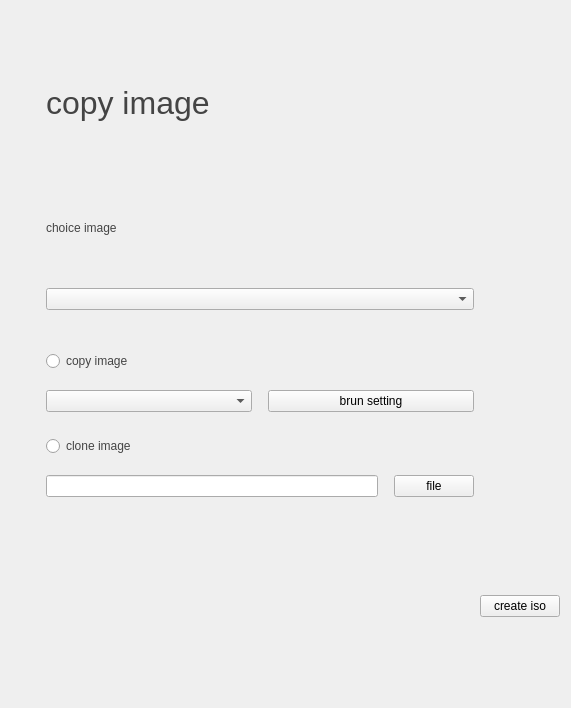
Qt form p_copy.ui (XingWei-Liu/qt-burner) before a commit.
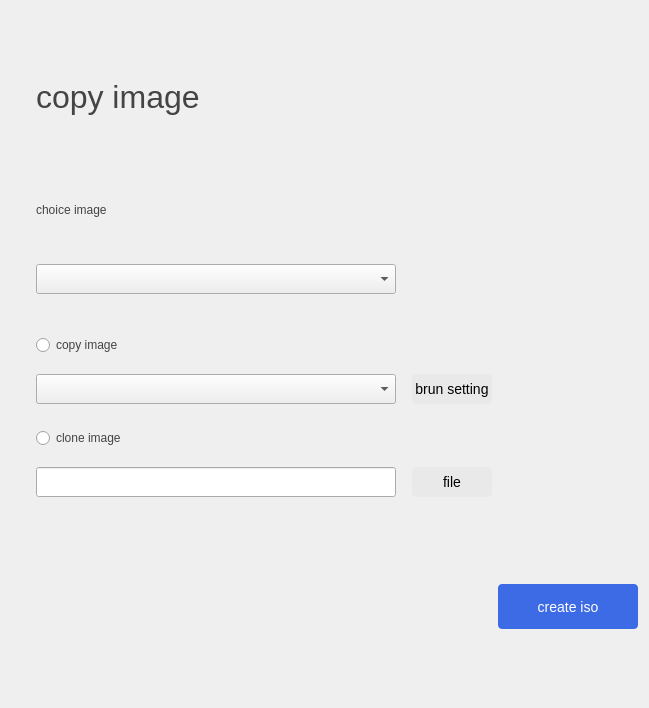
The same form after that commit.

Patch:
```diff
--- a/p_copy.ui
+++ b/p_copy.ui
@@ -24,7 +24,7 @@
      </property>
      <property name="sizeHint" stdset="0">
       <size>
-       <width>35</width>
+       <width>25</width>
        <height>20</height>
       </size>
      </property>
@@ -106,7 +106,26 @@
       </spacer>
      </item>
      <item>
-      <widget class="QComboBox" name="comboBox_2"/>
+      <widget class="QComboBox" name="comboBox_2">
+       <property name="minimumSize">
+        <size>
+         <width>360</width>
+         <height>30</height>
+        </size>
+       </property>
+       <property name="maximumSize">
+        <size>
+         <width>360</width>
+         <height>30</height>
+        </size>
+       </property>
+       <property name="baseSize">
+        <size>
+         <width>360</width>
+         <height>30</height>
+        </size>
+       </property>
+      </widget>
      </item>
      <item>
       <spacer name="verticalSpacer_2">
@@ -153,7 +172,26 @@
      <item>
       <layout class="QHBoxLayout" name="horizontalLayout_2">
        <item>
-        <widget class="QComboBox" name="comboBox"/>
+        <widget class="QComboBox" name="comboBox">
+         <property name="minimumSize">
+          <size>
+           <width>360</width>
+           <height>30</height>
+          </size>
+         </property>
+         <property name="maximumSize">
+          <size>
+           <width>360</width>
+           <height>30</height>
+          </size>
+         </property>
+         <property name="baseSize">
+          <size>
+           <width>360</width>
+           <height>30</height>
+          </size>
+         </property>
+        </widget>
        </item>
        <item>
         <spacer name="horizontalSpacer_2">
@@ -173,6 +211,29 @@
        </item>
        <item>
         <widget class="QPushButton" name="burn_setting">
+         <property name="minimumSize">
+          <size>
+           <width>80</width>
+           <height>30</height>
+          </size>
+         </property>
+         <property name="maximumSize">
+          <size>
+           <width>80</width>
+           <height>30</height>
+          </size>
+         </property>
+         <property name="baseSize">
+          <size>
+           <width>80</width>
+           <height>30</height>
+          </size>
+         </property>
+         <property name="styleSheet">
+          <string notr="true">QPushButton{background-color:rgb(233, 233, 233);font: 14px;border-radius: 4px;}
+                           QPushButton:hover{background-color:rgb(107, 142, 235);font: 14px;border-radius: 4px;}
+                           QPushButton:pressed{border:none;background-color:rgb(65, 95, 196);font: 14px;border-radius: 4px;}</string>
+         </property>
          <property name="text">
           <string>brun setting</string>
          </property>
@@ -226,7 +287,26 @@
      <item>
       <layout class="QHBoxLayout" name="horizontalLayout">
        <item>
-        <widget class="QLineEdit" name="lineEdit_2"/>
+        <widget class="QLineEdit" name="lineEdit_2">
+         <property name="minimumSize">
+          <size>
+           <width>360</width>
+           <height>30</height>
+          </size>
+         </property>
+         <property name="maximumSize">
+          <size>
+           <width>360</width>
+           <height>30</height>
+          </size>
+         </property>
+         <property name="baseSize">
+          <size>
+           <width>360</width>
+           <height>30</height>
+          </size>
+         </property>
+        </widget>
        </item>
        <item>
         <spacer name="horizontalSpacer_3">
@@ -246,6 +326,29 @@
        </item>
        <item>
         <widget class="QPushButton" name="file">
+         <property name="minimumSize">
+          <size>
+           <width>80</width>
+           <height>30</height>
+          </size>
+         </property>
+         <property name="maximumSize">
+          <size>
+           <width>80</width>
+           <height>30</height>
+          </size>
+         </property>
+         <property name="baseSize">
+          <size>
+           <width>80</width>
+           <height>30</height>
+          </size>
+         </property>
+         <property name="styleSheet">
+          <string notr="true">QPushButton{background-color:rgb(233, 233, 233);font: 14px;border-radius: 4px;}
+                           QPushButton:hover{background-color:rgb(107, 142, 235);font: 14px;border-radius: 4px;}
+                           QPushButton:pressed{border:none;background-color:rgb(65, 95, 196);font: 14px;border-radius: 4px;}</string>
+         </property>
          <property name="text">
           <string>file</string>
          </property>
@@ -291,6 +394,29 @@
      </item>
      <item>
       <widget class="QPushButton" name="create">
+       <property name="minimumSize">
+        <size>
+         <width>140</width>
+         <height>45</height>
+        </size>
+       </property>
+       <property name="maximumSize">
+        <size>
+         <width>140</width>
+         <height>45</height>
+        </size>
+       </property>
+       <property name="baseSize">
+        <size>
+         <width>140</width>
+         <height>45</height>
+        </size>
+       </property>
+       <property name="styleSheet">
+        <string notr="true">QPushButton{background-color:rgb(61, 107, 229);font: 14px;border-radius: 4px;color: rgb(255,255,255);}
+                           QPushButton:hover{background-color:rgb(107, 142, 235);font: 14px;border-radius: 4px;color: rgb(255,255,255);}
+                           QPushButton:pressed{border:none;background-color:rgb(65, 95, 196);font: 14px;border-radius: 4px;color: rgb(255,255,255);}</string>
+       </property>
        <property name="text">
         <string>create iso</string>
        </property>
```
